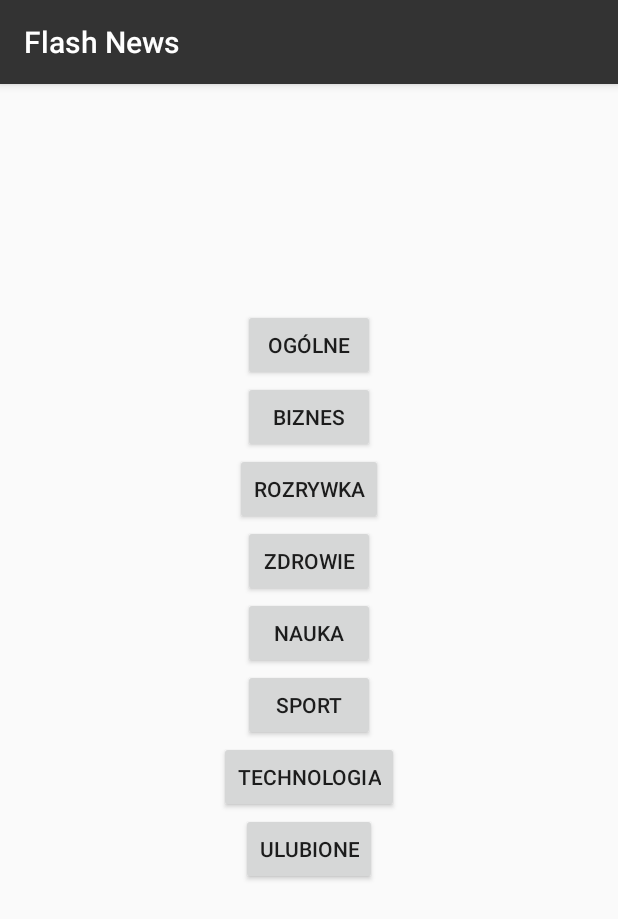
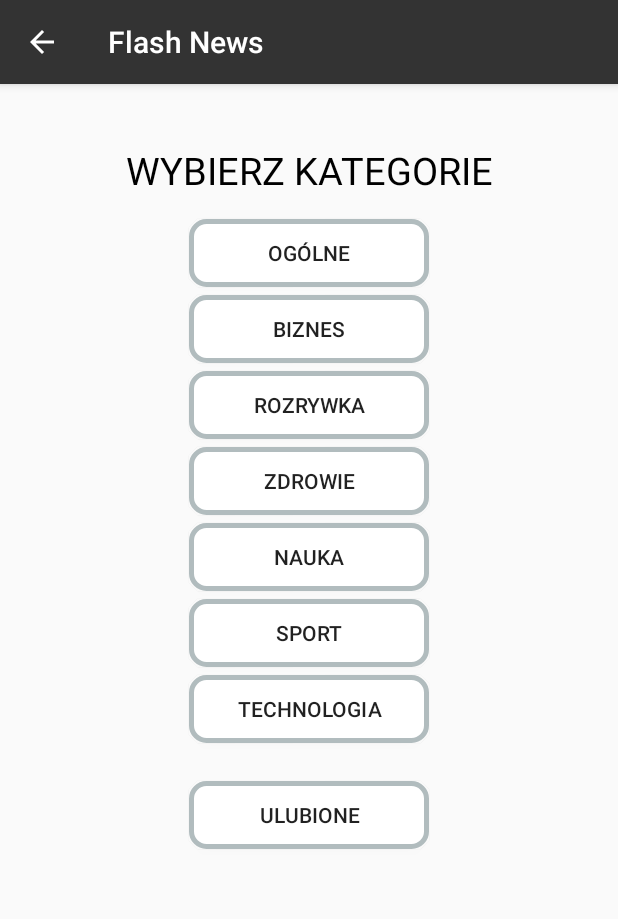
Before and after one commit to mateuszlatkowski/NewsApplication, an Android app: the Category screen opened directly, with no data from a screen before it, on a phone screen of 412 x 824 dp. Shown: the top 919 px of the screen. Run offline under Robolectric (Android 15) with nearby library versions, the phone set to English and light mode, and no system bars; 1 statement that could not run was skipped.

Commit message:
In Category activity user can choose article category.

```diff
--- a/app/src/main/java/com/example/newsapp/Category.java
+++ b/app/src/main/java/com/example/newsapp/Category.java
@@ -1,14 +1,144 @@
 package com.example.newsapp;
 
+import androidx.annotation.NonNull;
 import androidx.appcompat.app.AppCompatActivity;
 
+import android.content.Intent;
+import android.icu.text.ScientificNumberFormatter;
 import android.os.Bundle;
+import android.view.Menu;
+import android.view.MenuItem;
+import android.view.View;
+import android.widget.Button;
+import android.widget.Toast;
 
-public class Category extends AppCompatActivity {
+public class Category extends AppCompatActivity{
+
+    private Button buttonGeneral;
+    private Button buttonBusiness;
+    private Button buttonEntertainment;
+    private Button buttonHealth;
+    private Button buttonScience;
+    private Button buttonSports;
+    private Button buttonTechnology;
+    private Button buttonFavorite;
+
+    private String country;
+    private String category;
 
     @Override
     protected void onCreate(Bundle savedInstanceState) {
         super.onCreate(savedInstanceState);
         setContentView(R.layout.activity_category);
+        getSupportActionBar().setDisplayHomeAsUpEnabled(true);
+
+        buttonGeneral = findViewById(R.id.buttonGeneral);
+        buttonBusiness = findViewById(R.id.buttonBusiness);
+        buttonEntertainment = findViewById(R.id.buttonEntertainment);
+        buttonHealth = findViewById(R.id.buttonHealth);
+        buttonScience = findViewById(R.id.buttonScience);
+        buttonSports = findViewById(R.id.buttonSports);
+        buttonTechnology = findViewById(R.id.buttonTechnology);
+        buttonFavorite = findViewById(R.id.buttonFavorite);
+
+        country = getIntent().getExtras().get("Kraj").toString();
+
+        buttonGeneral.setOnClickListener(new View.OnClickListener() {
+            @Override
+            public void onClick(View v) {
+                category = "general";
+                Intent articleList = new Intent(Category.this, ArticleList.class);
+                articleList.putExtra("Kraj", country);
+                articleList.putExtra("Kategoria", category);
+                startActivity(articleList);
+            }
+        });
+
+        buttonBusiness.setOnClickListener(new View.OnClickListener() {
+            @Override
+            public void onClick(View v) {
+                category = "business";
+                Intent articleList = new Intent(Category.this, ArticleList.class);
+                articleList.putExtra("Kraj", country);
+                articleList.putExtra("Kategoria", category);
+                startActivity(articleList);
+            }
+        });
+        buttonEntertainment.setOnClickListener(new View.OnClickListener() {
+            @Override
+            public void onClick(View v) {
+                category = "entertainment";
+                Intent articleList = new Intent(Category.this, ArticleList.class);
+                articleList.putExtra("Kraj", country);
+                articleList.putExtra("Kategoria", category);
+                startActivity(articleList);
+            }
+        });
+
+        buttonHealth.setOnClickListener(new View.OnClickListener() {
+            @Override
+            public void onClick(View v) {
+                category = "health";
+                Intent articleList = new Intent(Category.this, ArticleList.class);
+                articleList.putExtra("Kraj", country);
+                articleList.putExtra("Kategoria", category);
+                startActivity(articleList);
+            }
+        });
+
+        buttonScience.setOnClickListener(new View.OnClickListener() {
+            @Override
+            public void onClick(View v) {
+                category = "science";
+                Intent articleList = new Intent(Category.this, ArticleList.class);
+                articleList.putExtra("Kraj", country);
+                articleList.putExtra("Kategoria", category);
+                startActivity(articleList);
+            }
+        });
+
+        buttonSports.setOnClickListener(new View.OnClickListener() {
+            @Override
+            public void onClick(View v) {
+                category = "sports";
+                Intent articleList = new Intent(Category.this, ArticleList.class);
+                articleList.putExtra("Kraj", country);
+                articleList.putExtra("Kategoria", category);
+                startActivity(articleList);
+            }
+        });
+
+        buttonTechnology.setOnClickListener(new View.OnClickListener() {
+            @Override
+            public void onClick(View v) {
+                category = "technology";
+                Intent articleList = new Intent(Category.this, ArticleList.class);
+                articleList.putExtra("Kraj", country);
+                articleList.putExtra("Kategoria", category);
+                startActivity(articleList);
+            }
+        });
+
+        buttonFavorite.setOnClickListener(new View.OnClickListener() {
+            @Override
+            public void onClick(View v) {
+                Toast.makeText(Category.this, "Ulubione będą wkrótce!", Toast.LENGTH_SHORT).show();
+            }
+        });
+
+    }
+
+    @Override
+    public boolean onOptionsItemSelected(@NonNull MenuItem item) {
+        switch (item.getItemId()) {
+            case android.R.id.home:
+                finish();
+                return true;
+        }
+        return super.onOptionsItemSelected(item);
+    }
+
+    public boolean OnCreateOptionsMenu(Menu menu) {
+        return true;
     }
 }
--- a/app/src/main/res/layout/activity_category.xml
+++ b/app/src/main/res/layout/activity_category.xml
@@ -1,82 +1,91 @@
 <?xml version="1.0" encoding="utf-8"?>
 <LinearLayout xmlns:android="http://schemas.android.com/apk/res/android"
-    xmlns:app="http://schemas.android.com/apk/res-auto"
     xmlns:tools="http://schemas.android.com/tools"
     android:layout_width="match_parent"
     android:orientation="vertical"
     android:layout_height="match_parent"
-    android:paddingTop="150dp"
+    android:paddingTop="40dp"
     tools:context=".Category">
 
-    <Button
-        android:id="@+id/button7"
-        android:layout_width="wrap_content"
+    <TextView
+        android:id="@+id/textViewCategory"
+        android:layout_width="match_parent"
         android:layout_height="wrap_content"
-        android:text="Ogólne"
-        android:layout_gravity="center"
-        tools:layout_editor_absoluteX="111dp"
-        tools:layout_editor_absoluteY="112dp" />
+        android:textColor="@color/colorPrimaryDark"
+        android:text="@string/title"
+        android:gravity="center"
+        android:textSize="25sp"
+        android:layout_marginBottom="15dp" />
 
     <Button
-        android:id="@+id/button"
-        android:layout_width="wrap_content"
-        android:layout_height="wrap_content"
-        android:text="Biznes"
-        android:layout_gravity="center"
-        tools:layout_editor_absoluteX="111dp"
-        tools:layout_editor_absoluteY="112dp" />
+        android:id="@+id/buttonGeneral"
+        android:layout_width="160dp"
+        android:layout_height="45dp"
+        android:text="@string/general"
+        android:layout_marginBottom="5dp"
+        android:background="@drawable/rounded_buttons"
+        android:layout_gravity="center" />
 
     <Button
-        android:id="@+id/button2"
-        android:layout_width="wrap_content"
-        android:layout_height="wrap_content"
-        android:text="Rozrywka"
+        android:id="@+id/buttonBusiness"
+        android:layout_width="160dp"
+        android:layout_height="45dp"
+        android:text="@string/business"
+        android:layout_marginBottom="5dp"
         android:layout_gravity="center"
-        tools:layout_editor_absoluteX="123dp"
-        tools:layout_editor_absoluteY="181dp" />
+        android:background="@drawable/rounded_buttons" />
 
     <Button
-        android:id="@+id/button3"
-        android:layout_width="wrap_content"
-        android:layout_height="wrap_content"
-        android:text="Zdrowie"
+        android:id="@+id/buttonEntertainment"
+        android:layout_width="160dp"
+        android:layout_height="45dp"
+        android:text="@string/entertainment"
         android:layout_gravity="center"
-        tools:layout_editor_absoluteX="57dp"
-        tools:layout_editor_absoluteY="366dp" />
+        android:layout_marginBottom="5dp"
+        android:background="@drawable/rounded_buttons" />
 
     <Button
-        android:id="@+id/button4"
-        android:layout_width="wrap_content"
-        android:layout_height="wrap_content"
-        android:text="Nauka"
+        android:id="@+id/buttonHealth"
+        android:layout_width="160dp"
+        android:layout_height="45dp"
+        android:text="@string/health"
         android:layout_gravity="center"
-        tools:layout_editor_absoluteX="157dp"
-        tools:layout_editor_absoluteY="483dp" />
+        android:layout_marginBottom="5dp"
+        android:background="@drawable/rounded_buttons"/>
 
     <Button
-        android:id="@+id/button5"
-        android:layout_width="wrap_content"
-        android:layout_height="wrap_content"
-        android:text="Sport"
+        android:id="@+id/buttonScience"
+        android:layout_width="160dp"
+        android:layout_marginBottom="5dp"
+        android:layout_height="45dp"
+        android:text="@string/science"
         android:layout_gravity="center"
-        tools:layout_editor_absoluteX="173dp"
-        tools:layout_editor_absoluteY="264dp" />
+        android:background="@drawable/rounded_buttons" />
 
     <Button
-        android:id="@+id/button6"
-        android:layout_width="wrap_content"
-        android:layout_height="wrap_content"
-        android:text="Technologia"
-        android:layout_gravity="center"
-        tools:layout_editor_absoluteX="165dp"
-        tools:layout_editor_absoluteY="49dp" />
+        android:id="@+id/buttonSports"
+        android:layout_width="160dp"
+        android:layout_height="45dp"
+        android:text="@string/sports"
+        android:layout_marginBottom="5dp"
+        android:background="@drawable/rounded_buttons"
+        android:layout_gravity="center" />
 
     <Button
-        android:id="@+id/button8"
-        android:layout_width="wrap_content"
-        android:layout_height="wrap_content"
-        android:text="ULUBIONE"
-        android:layout_gravity="center"
-        tools:layout_editor_absoluteX="111dp"
-        tools:layout_editor_absoluteY="112dp" />
+        android:id="@+id/buttonTechnology"
+        android:layout_width="160dp"
+        android:layout_height="45dp"
+        android:layout_marginBottom="25dp"
+        android:background="@drawable/rounded_buttons"
+        android:text="@string/technology"
+        android:layout_gravity="center" />
+
+    <Button
+        android:id="@+id/buttonFavorite"
+        android:layout_width="160dp"
+        android:layout_height="45dp"
+        android:text="@string/favorite"
+        android:background="@drawable/rounded_buttons"
+        android:layout_gravity="center" />
+
 </LinearLayout>
```
